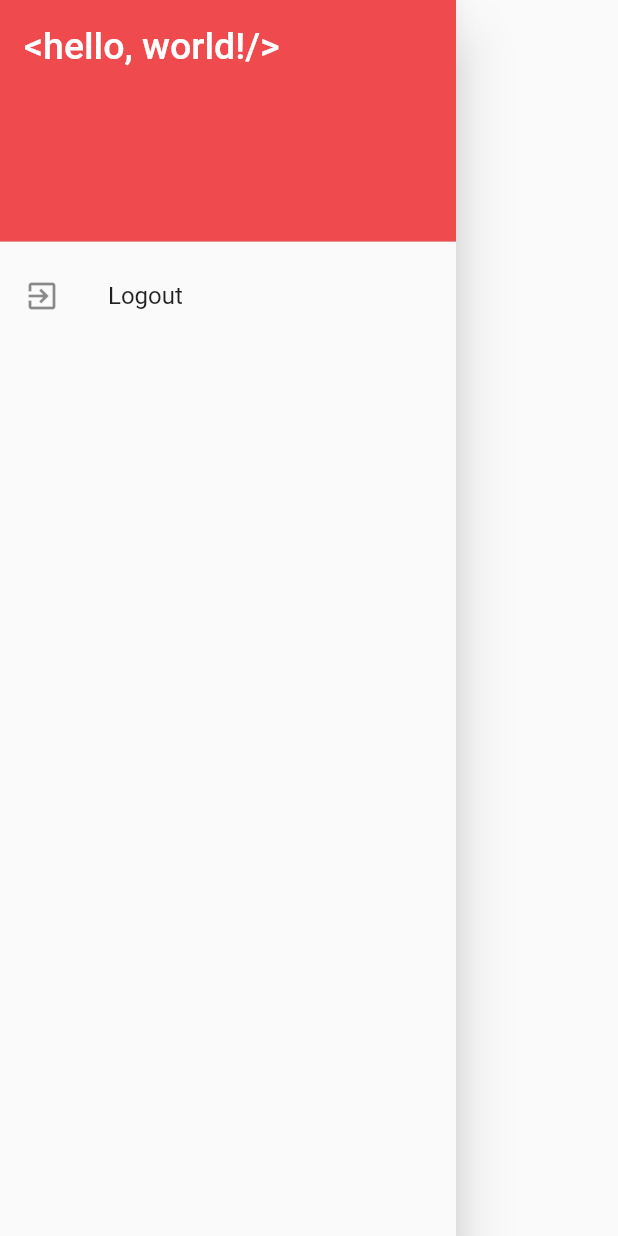
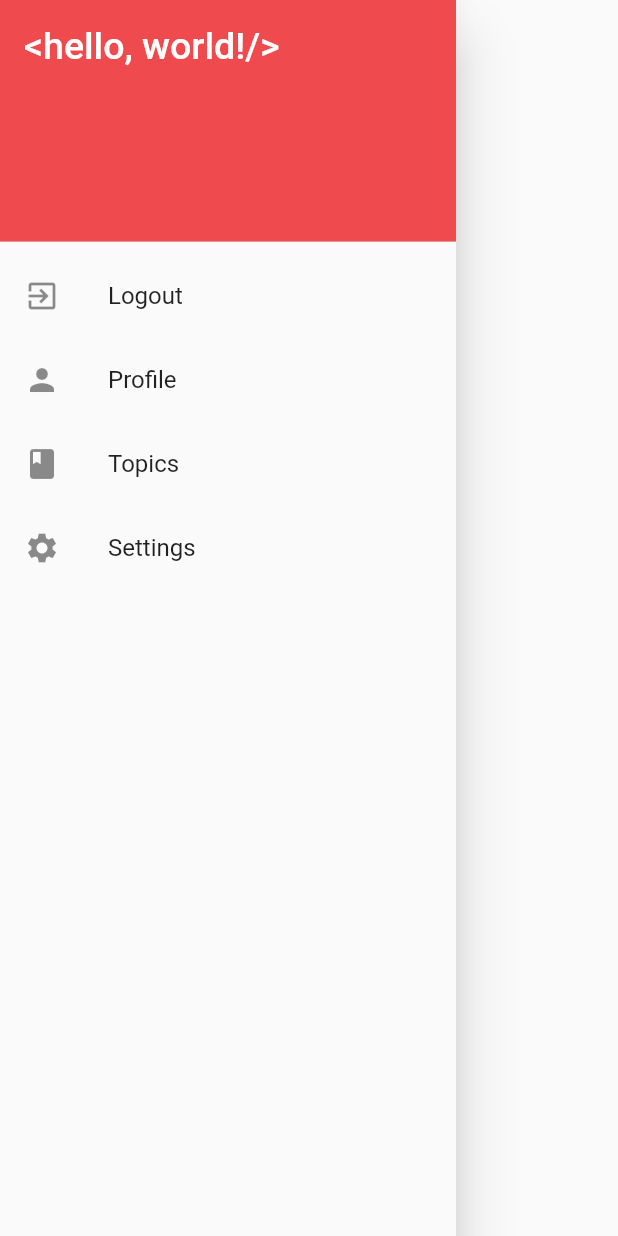
Before and after one commit to TELIT-Hackathon/itvaley-loremIpsum, a Flutter app: the SlideMenuBar widget shown alone on an empty page, opened directly, on a phone screen of 412 x 824 dp. Run offline on Flutter 3.47's test engine with Material 2 defaults, Android fonts, the phone set to English and light mode, and no system bars; our stand-ins replace flutter_redux, google_sign_in, redux, shared_preferences; accounts and stored records are empty.

Commit message:
Topics page widget Setting page widget Profile page widget

```diff
--- /dev/null
+++ b/lib/ui/pages/ProfilePage.dart
@@ -0,0 +1,16 @@
+import 'package:flutter/cupertino.dart';
+
+class ProfilePage extends StatefulWidget{
+  const ProfilePage({super.key});
+
+  @override
+  State<StatefulWidget> createState() => _ProfilePageState();
+}
+
+class _ProfilePageState extends State<StatefulWidget> {
+  @override
+  Widget build(BuildContext context) {
+    // TODO: implement build
+    throw UnimplementedError();
+  }
+}
--- /dev/null
+++ b/lib/ui/pages/SettingsPage.dart
@@ -0,0 +1,16 @@
+import 'package:flutter/cupertino.dart';
+
+class SettingsPage extends StatefulWidget{
+  const SettingsPage({super.key});
+
+  @override
+  State<StatefulWidget> createState() => _SettingsPageState();
+}
+
+class _SettingsPageState extends State<StatefulWidget>{
+  @override
+  Widget build(BuildContext context) {
+    // TODO: implement build
+    throw UnimplementedError();
+  }
+}
--- /dev/null
+++ b/lib/ui/pages/TopicsPage.dart
@@ -0,0 +1,16 @@
+import 'package:flutter/cupertino.dart';
+
+class TopicsPage extends StatefulWidget{
+  const TopicsPage({super.key});
+
+  @override
+  State<StatefulWidget> createState() => _TopicsPageState();
+}
+
+class _TopicsPageState extends State<StatefulWidget>{
+  @override
+  Widget build(BuildContext context) {
+    // TODO: implement build
+    throw UnimplementedError();
+  }
+}
--- a/lib/ui/widgets/SlideMenuBar.dart
+++ b/lib/ui/widgets/SlideMenuBar.dart
@@ -6,6 +6,9 @@ import 'package:it_valey_hackathon_2022/ui/pages/LoginPage.dart';
 import 'package:shared_preferences/shared_preferences.dart';
 import 'package:redux/redux.dart';
 import '../../redux/AppState.dart';
+import '../pages/ProfilePage.dart';
+import '../pages/SettingsPage.dart';
+import '../pages/TopicsPage.dart';
 
 class SlideMenuBar extends StatelessWidget{
   const SlideMenuBar({super.key});
@@ -43,6 +46,33 @@ class SlideMenuBar extends StatelessWidget{
                   MaterialPageRoute(builder: (context) => const LoginPage()));
             },
           ),
+          ListTile(
+            leading: const Icon(Icons.person),
+            title: const Text("Profile"),
+            onTap: () {
+              Navigator.push(
+                  context,
+                  MaterialPageRoute(builder: (context) => const ProfilePage()));
+            },
+          ),
+          ListTile(
+            leading: const Icon(Icons.book),
+            title: const Text("Topics"),
+            onTap: () {
+              Navigator.push(
+                  context,
+                  MaterialPageRoute(builder: (context) => const TopicsPage()));
+            },
+          ),
+          ListTile(
+            leading: const Icon(Icons.settings),
+            title: const Text("Settings"),
+            onTap: () {
+              Navigator.push(
+                  context,
+                  MaterialPageRoute(builder: (context) => const SettingsPage()));
+            },
+          ),
         ],
       ),
     );
```
